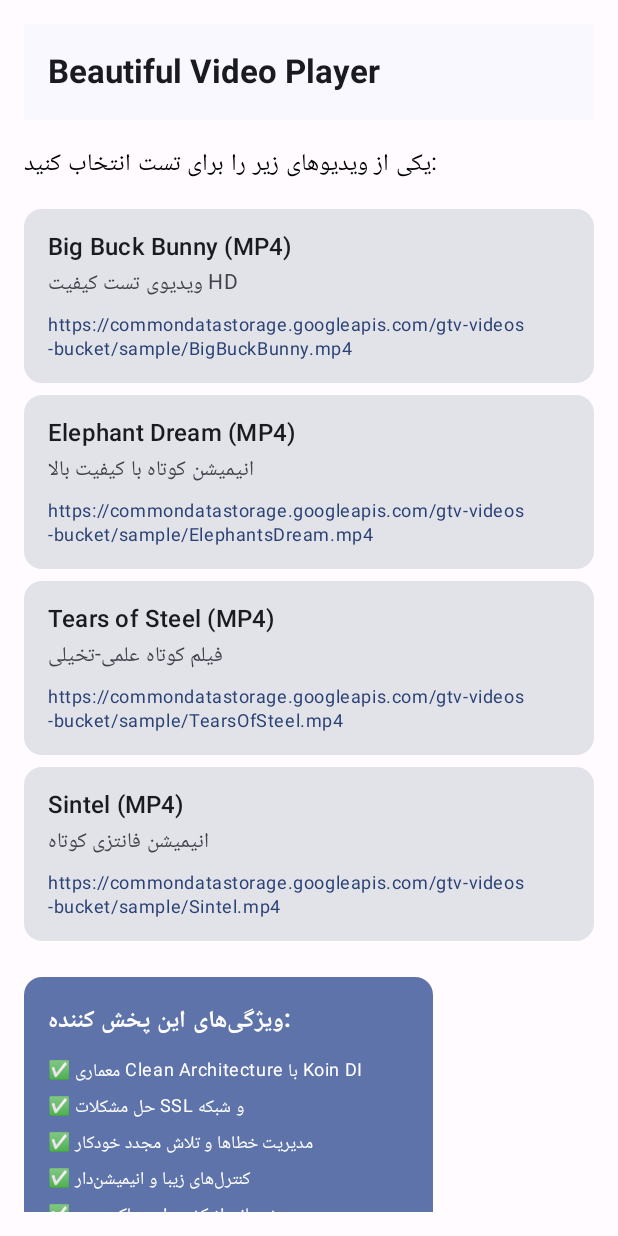
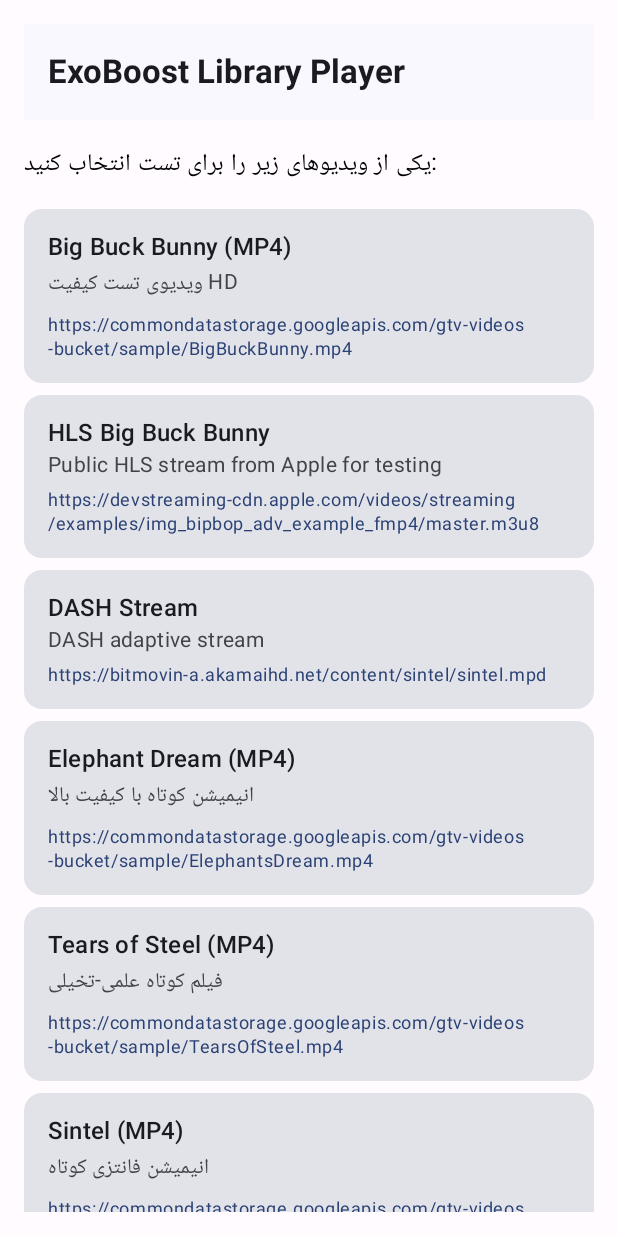
Before and after one commit to abbasiandev/ExoBoostPlayer, an Android app built with Jetpack Compose: the screen it shows after launch (MainActivity), on a phone screen of 412 x 824 dp. Run offline under Robolectric (Android 15) with nearby library versions, the phone set to English and light mode, and no system bars.

Commit message:
add HLS and DASH video items to HomeScreen

```diff
--- a/app/src/main/java/dev/abbasian/exoboostplayer/presentation/ui/screen/HomeScreen.kt
+++ b/app/src/main/java/dev/abbasian/exoboostplayer/presentation/ui/screen/HomeScreen.kt
@@ -21,6 +21,16 @@ fun HomeScreen(
             title = "Big Buck Bunny (MP4)",
             url = "https://commondatastorage.googleapis.com/gtv-videos-bucket/sample/BigBuckBunny.mp4",
             description = "ویدیوی تست کیفیت HD"
+        ),
+        VideoItem(
+            title = "HLS Big Buck Bunny",
+            url = "https://devstreaming-cdn.apple.com/videos/streaming/examples/img_bipbop_adv_example_fmp4/master.m3u8",
+            description = "Public HLS stream from Apple for testing"
+        ),
+        VideoItem(
+            title = "DASH Stream",
+            url = "https://bitmovin-a.akamaihd.net/content/sintel/sintel.mpd",
+            description = "DASH adaptive stream"
         ),
         VideoItem(
             title = "Elephant Dream (MP4)",
@@ -48,7 +58,7 @@ fun HomeScreen(
         TopAppBar(
             title = {
                 Text(
-                    "Beautiful Video Player",
+                    "ExoBoost Library Player",
                     fontWeight = FontWeight.Bold
                 )
             }
```
